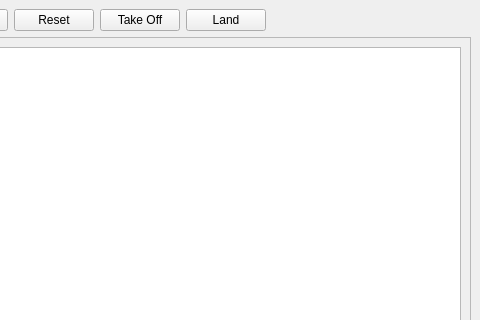
Qt form ardrone/qtgui/main_window.ui (rc500/ardrone_archive_aarons_laptop) before a commit; both pictures show x 81 to 561 and y 0 to 320 of the 561 by 434 pixel window.
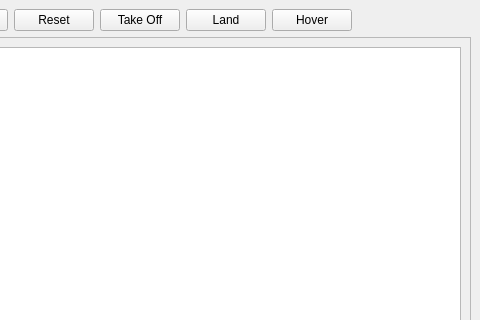
The same form after that commit.

Commit message: add hover support (sending effectively a null PCMD).

What changed in the file:
```diff
--- a/ardrone/qtgui/main_window.ui
+++ b/ardrone/qtgui/main_window.ui
@@ -45,6 +45,13 @@
         </property>
        </widget>
       </item>
+      <item>
+       <widget class="QPushButton" name="pushButton_5">
+        <property name="text">
+         <string>Hover</string>
+        </property>
+       </widget>
+      </item>
       <item>
        <spacer name="horizontalSpacer">
         <property name="orientation">
```
Left out of the diff: 17 changed lines with no effect on the pictures. The commit also changes 2 other files.
